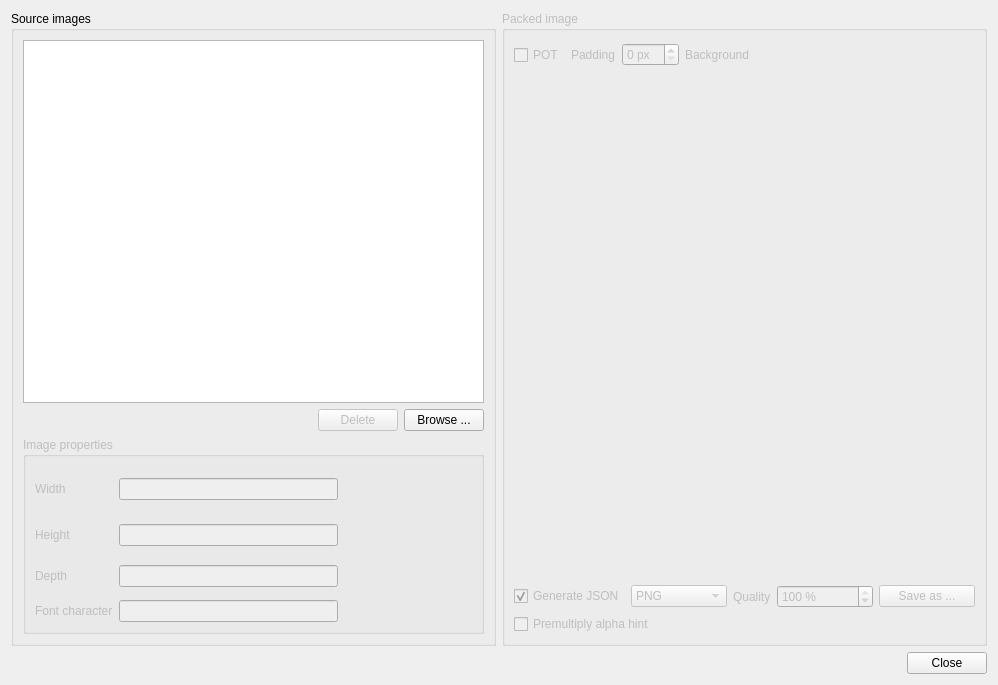
ensisoft/detonator, file editor/gui/dlgimgpack.ui: the form before one commit.
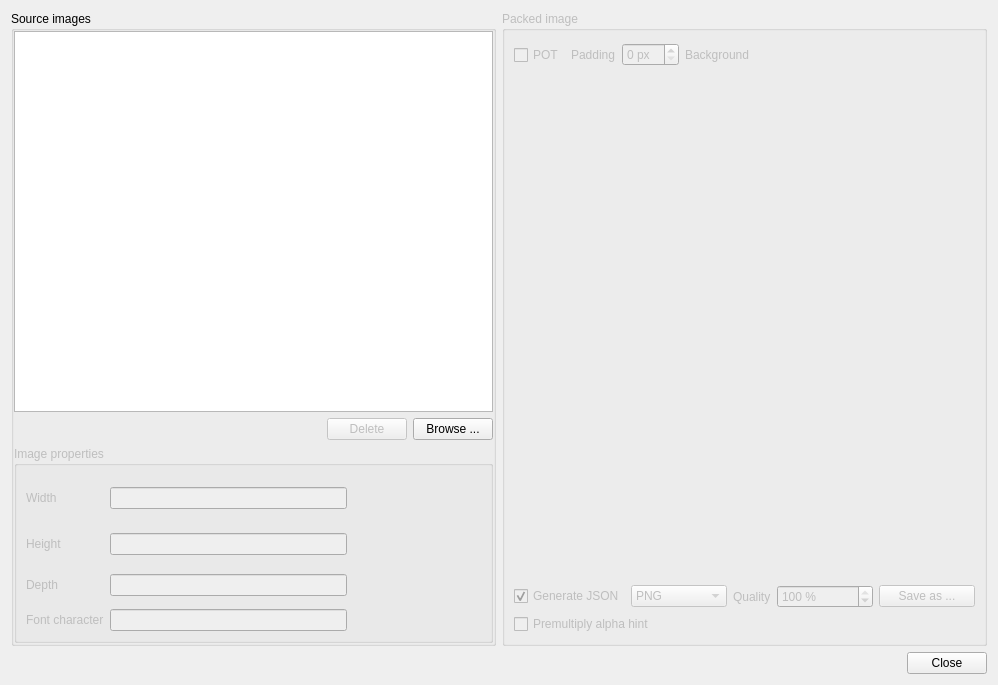
The form after the commit. Icons and pictures are not drawn. Custom widgets are drawn as their Qt base class.

Commit message:
Refresh some tool dialogs in editor
Refresh some tool dialogs in editor.

Diff of the .ui file:
```diff
--- a/editor/gui/dlgimgpack.ui
+++ b/editor/gui/dlgimgpack.ui
@@ -25,7 +25,22 @@
        <property name="title">
         <string>Source images</string>
        </property>
+       <property name="flat">
+        <bool>true</bool>
+       </property>
        <layout class="QVBoxLayout" name="verticalLayout_2">
+        <property name="leftMargin">
+         <number>0</number>
+        </property>
+        <property name="topMargin">
+         <number>0</number>
+        </property>
+        <property name="rightMargin">
+         <number>0</number>
+        </property>
+        <property name="bottomMargin">
+         <number>0</number>
+        </property>
         <item>
          <widget class="QListWidget" name="listWidget"/>
         </item>
```
The commit also changes 4 other files.
